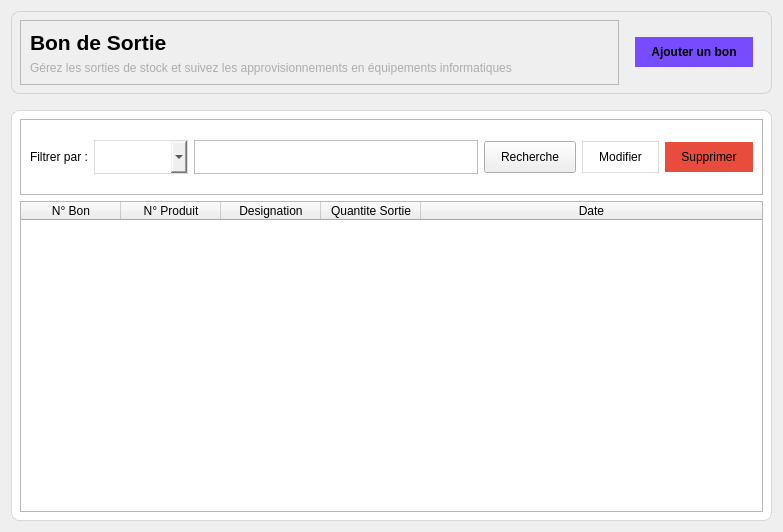
Before: the Qt Designer form interface/exit_widget.ui in miranto-andria/stock-it, drawn with Qt 5.
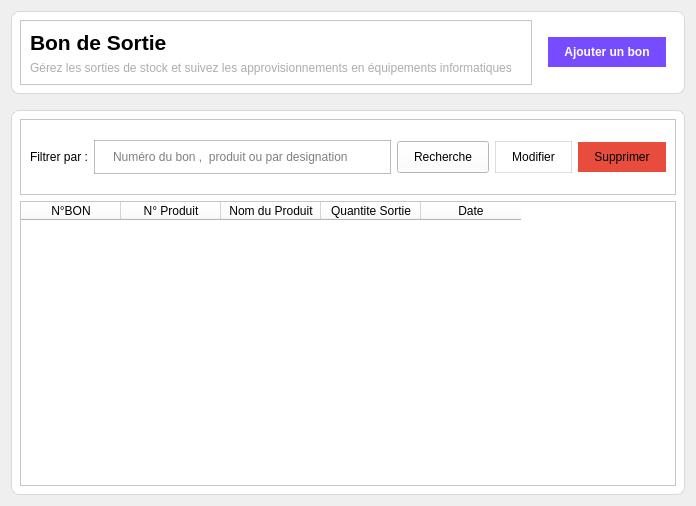
After: the same form once the commit is applied. Icons and pictures are not drawn.

Patch:
```diff
--- a/interface/exit_widget.ui
+++ b/interface/exit_widget.ui
@@ -6,8 +6,8 @@
    <rect>
     <x>0</x>
     <y>0</y>
-    <width>783</width>
-    <height>532</height>
+    <width>696</width>
+    <height>506</height>
    </rect>
   </property>
   <property name="windowTitle">
@@ -25,7 +25,7 @@
 }
 
 #searchBar{
-
+background-color : #fff;
 border-radius : 8px;
 padding : 50px;
 border : 1px solid rgba(171, 173, 174, 40%);
@@ -62,6 +62,9 @@
      <layout class="QHBoxLayout" name="horizontalLayout">
       <item>
        <widget class="QFrame" name="frame_2">
+        <property name="styleSheet">
+         <string notr="true">background-color: rgb(255, 255, 255);</string>
+        </property>
         <property name="frameShape">
          <enum>QFrame::Shape::StyledPanel</enum>
         </property>
@@ -124,7 +127,8 @@
            <property name="styleSheet">
             <string notr="true">background-color : #774cff;
 font : bold;
-border : none;</string>
+border : none;
+color : white</string>
            </property>
            <property name="text">
             <string>Ajouter un bon</string>
@@ -148,6 +152,9 @@
    </item>
    <item>
     <widget class="QWidget" name="middle" native="true">
+     <property name="styleSheet">
+      <string notr="true">background-color: rgb(255, 255, 255);</string>
+     </property>
      <layout class="QVBoxLayout" name="verticalLayout_2">
       <item>
        <widget class="QFrame" name="frame">
@@ -174,19 +181,15 @@
            </property>
           </widget>
          </item>
-         <item>
-          <widget class="QComboBox" name="searchChoice">
-           <property name="styleSheet">
-            <string notr="true">border : 1px solid rgba(171, 173, 174, 40%);</string>
-           </property>
-          </widget>
-         </item>
          <item>
           <widget class="QLineEdit" name="searchInput">
            <property name="styleSheet">
             <string notr="true">padding : 8px 16px;
 border : 1px solid rgba(171, 173, 174, 80%); background-color : #fff;</string>
            </property>
+           <property name="placeholderText">
+            <string>Numéro du bon ,  produit ou par designation</string>
+           </property>
           </widget>
          </item>
          <item>
@@ -252,28 +255,22 @@
        </widget>
       </item>
       <item>
-       <widget class="QTableWidget" name="table">
-        <property name="minimumSize">
-         <size>
-          <width>0</width>
-          <height>210</height>
-         </size>
+       <widget class="QTableWidget" name="exitTable">
+        <property name="styleSheet">
+         <string notr="true"/>
         </property>
-        <property name="font">
-         <font>
-          <family>Montserrat</family>
-          <pointsize>10</pointsize>
-         </font>
-        </property>
-        <attribute name="horizontalHeaderStretchLastSection">
+        <property name="alternatingRowColors">
          <bool>true</bool>
-        </attribute>
-        <attribute name="verticalHeaderStretchLastSection">
-         <bool>true</bool>
+        </property>
+        <property name="selectionBehavior">
+         <enum>QAbstractItemView::SelectionBehavior::SelectRows</enum>
+        </property>
+        <attribute name="verticalHeaderVisible">
+         <bool>false</bool>
         </attribute>
         <column>
          <property name="text">
-          <string>N° Bon</string>
+          <string>N°BON</string>
          </property>
         </column>
         <column>
@@ -283,7 +280,7 @@
         </column>
         <column>
          <property name="text">
-          <string>Designation</string>
+          <string>Nom du Produit</string>
          </property>
         </column>
         <column>
```
